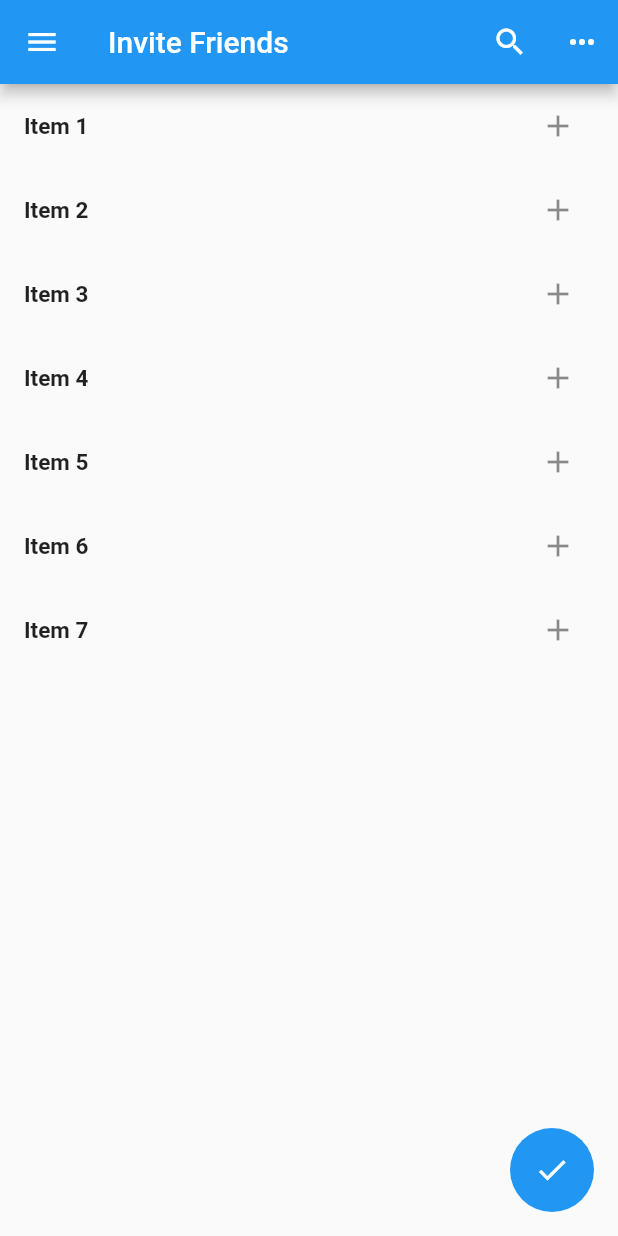
After one commit to adrianosela/mapp, a Flutter app: the InviteFriendsPage screen opened by its route, on a phone screen of 412 x 824 dp. The commit adds this screen. Run offline on Flutter 3.47's test engine with Material 2 defaults, Android fonts, the light colour scheme and no system bars; our stand-ins replace flutter_datetime_picker, google_maps_flutter, location; accounts and stored records are empty.

Commit message:
created invite friends screen

```diff
--- a/app/lib/components/router.dart
+++ b/app/lib/components/router.dart
@@ -6,6 +6,7 @@ import 'package:app/screens/createdEvents.dart';
 import 'package:app/screens/editEventPage.dart';
 import 'package:app/screens/editSettingsPage.dart';
 import 'package:app/screens/friends.dart';
+import 'package:app/screens/inviteFriendsScreen.dart';
 import 'package:app/screens/map.dart';
 import 'package:app/screens/notifications.dart';
 import 'package:app/screens/pendingInvites.dart';
@@ -20,6 +21,7 @@ class Router {
   static const String editEventRoute = '/createdEvents/editEvent';
   static const String editSettingsRoute = '/editSettings';
   static const String friendsRoute = '/friends';
+  static const String inviteRoute = '/inviteFriends';
   static const String mapRoute = '/map';
   static const String notificationsRoute = '/notifications';
   static const String pendingInvitesRoute = '/pendingInvites';
@@ -40,6 +42,8 @@ class Router {
         return MaterialPageRoute(builder: (_) => EditSettingsPage());
       case friendsRoute:
         return MaterialPageRoute(builder: (_) => FriendsPage());
+      case inviteRoute:
+        return MaterialPageRoute(builder: (_) => InviteFriendsPage());
       case mapRoute:
         return MaterialPageRoute(builder: (_) => MapPage());
       case notificationsRoute:
--- /dev/null
+++ b/app/lib/screens/inviteFriendsScreen.dart
@@ -0,0 +1,97 @@
+import 'package:flutter/material.dart';
+
+import 'package:app/components/moreHorizWidget.dart';
+import 'package:app/components/drawerWidget.dart';
+import 'package:app/components/reusableFunctions.dart';
+import 'package:app/components/reusableStlyes.dart';
+
+class InviteFriendsPage extends StatefulWidget {
+
+  @override
+  _InviteFriendsPageState createState() => _InviteFriendsPageState();
+}
+
+class _InviteFriendsPageState extends State<InviteFriendsPage> {
+
+  Icon cusIcon = Icon(Icons.search);
+  Widget cusWidget = Text("Invite Friends");
+  List<String> rows = ["1", "2", "3", "4", "5", "6", "7"];
+  var searchText;
+
+  @override
+  Widget build(BuildContext context) {
+    return Scaffold(
+      drawer: MyDrawer(),
+      appBar: AppBar(
+        title: cusWidget,
+        actions: <Widget>[
+          IconButton(
+            onPressed: (){
+              setState(() {
+                if(this.cusIcon.icon == Icons.search) {
+                  this.cusIcon = Icon(Icons.cancel);
+                  this.cusWidget = TextField(
+                    textInputAction: TextInputAction.go,
+                    decoration: InputDecoration(
+                      border: InputBorder.none,
+                      hintText: "search for ...",
+                    ),
+                    style: ReusableStyles.cusWidget(),
+                    onSubmitted: (String str) {
+                      //TODO send to backend
+                      setState(() {
+                        searchText = str;
+                      });
+                    },
+                  );
+                } else {
+                  this.cusIcon = Icon(Icons.search);
+                  this.cusWidget = Text("Invite Friends");
+                }
+              });
+            },
+            icon: cusIcon,
+          ),
+          MyPopupMenu.createPopup(context),
+        ],
+      ),
+      body: ListView.builder(
+        itemBuilder: (context, index) => this._buildRow(context, index)
+      ),
+        floatingActionButton: new FloatingActionButton(
+            elevation: 0.0,
+            child: new Icon(Icons.check),
+            backgroundColor: Colors.blue,
+            onPressed: (){
+              Navigator.of(context).pop();
+            }
+        )
+    );
+  }
+
+  _buildRow(BuildContext context, int index) {
+    while (index < rows.length) {
+      final item = rows[index];
+      return ListTile(
+        //TODO make title clickable
+        title: ReusableFunctions.listItemText("Item " + item),
+        trailing: Row(
+            mainAxisSize: MainAxisSize.min,
+            children: <Widget>[
+              IconButton(
+                  icon: Icon(Icons.add),
+                  onPressed: () {
+                    setState(() {
+                      //rows.removeAt(index);
+                      ReusableFunctions.showInSnackBar(
+                          "Friend Invited", context);
+                      //TODO send call to backend
+                    });
+                  }
+              ),
+            ]
+        ),
+      );
+    }
+  }
+}
```
Also changed, not shown: app/lib/screens/map.dart (+2 -9 lines).
